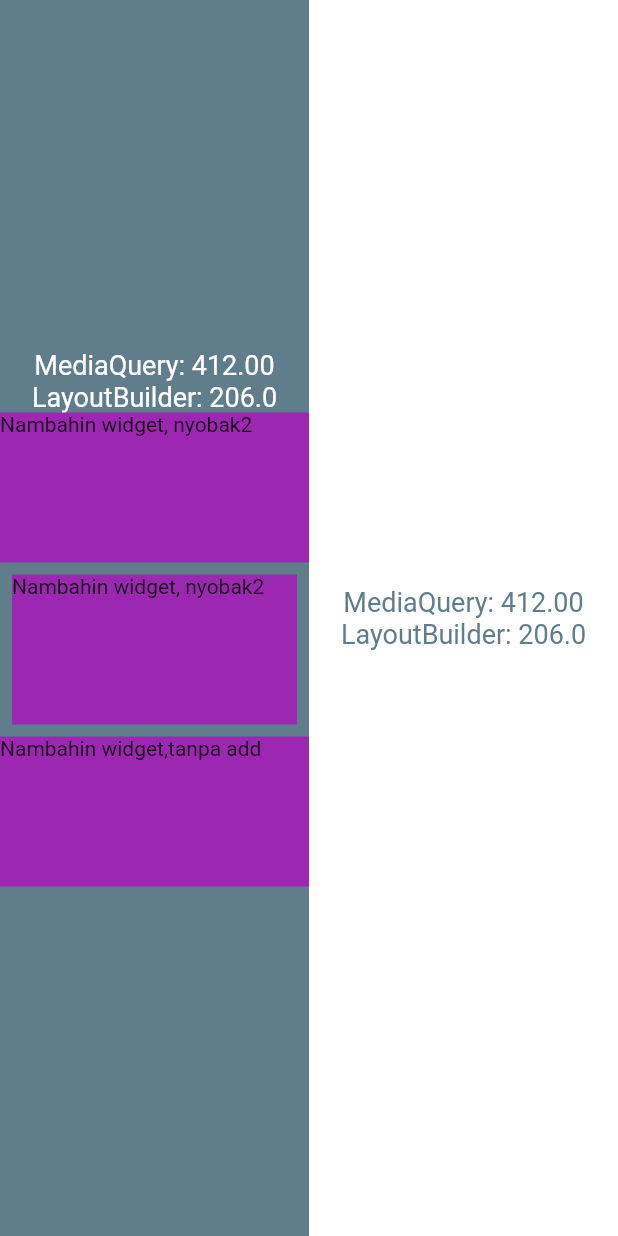
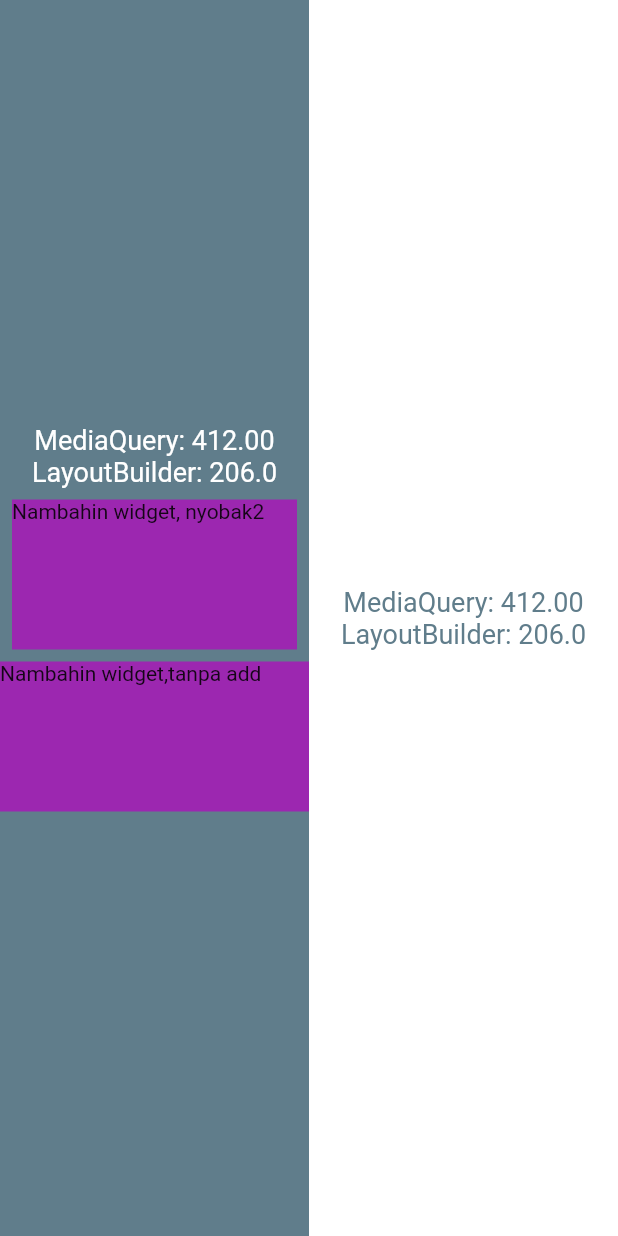
Before and after one commit to Thoriq-ha/layout_builder, a Flutter app: the screen it shows after launch, on a phone screen of 412 x 824 dp. Run offline on Flutter 3.47's test engine with Material 2 defaults, Android fonts, the phone set to English and light mode, and no system bars.

Commit message:
Update main.dart

```diff
--- a/lib/main.dart
+++ b/lib/main.dart
@@ -57,12 +57,7 @@ class HomePage extends StatelessWidget {
                       style: TextStyle(color: Colors.white, fontSize: 18),
                       textAlign: TextAlign.center,
                     ),
-                    Container(
-                      color: Colors.purple,
-                      width: 100,
-                      height: 100,
-                      child: Text('Nambahin widget, nyobak2'),
-                    ),Padding(
+                    Padding(
                       padding: const EdgeInsets.all(8.0),
                       child: Container(
                         color: Colors.purple,
```
